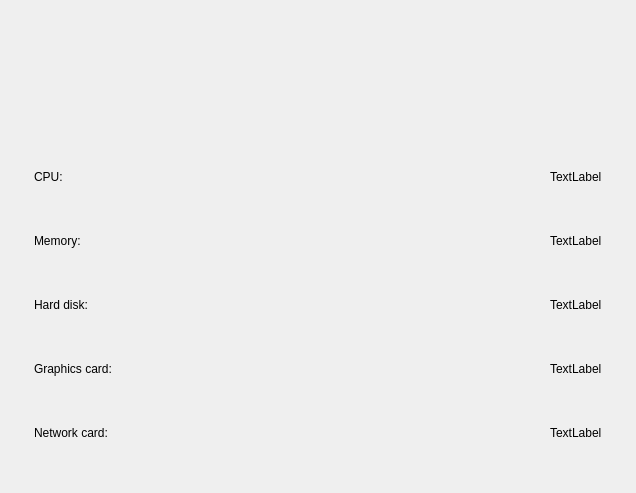
Qt form src/hardware-information-widget.ui (openeuler-mirror/kiran-control-panel) before a commit.
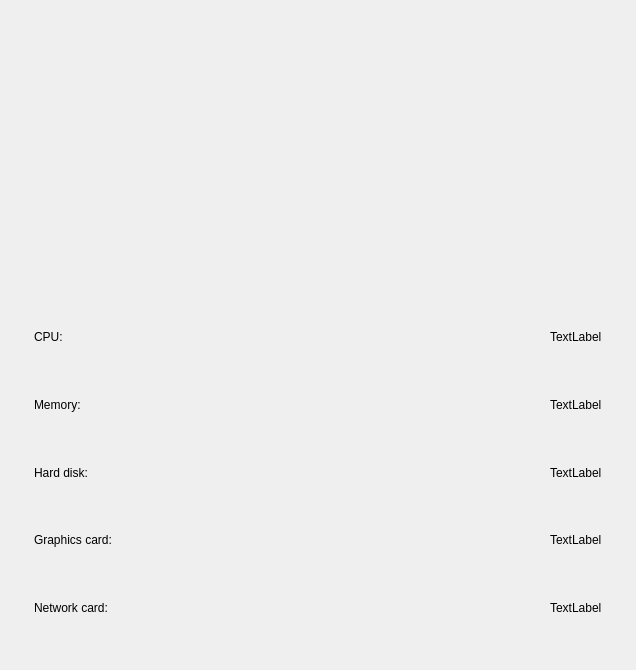
The same form after that commit.

```diff
--- a/src/hardware-information-widget.ui
+++ b/src/hardware-information-widget.ui
@@ -7,7 +7,7 @@
     <x>0</x>
     <y>0</y>
     <width>636</width>
-    <height>493</height>
+    <height>670</height>
    </rect>
   </property>
   <property name="windowTitle">
@@ -85,8 +85,8 @@
        <widget class="QWidget" name="widget_CPU" native="true">
         <property name="minimumSize">
          <size>
-          <width>588</width>
-          <height>40</height>
+          <width>0</width>
+          <height>0</height>
          </size>
         </property>
         <layout class="QHBoxLayout" name="horizontalLayout">
```
